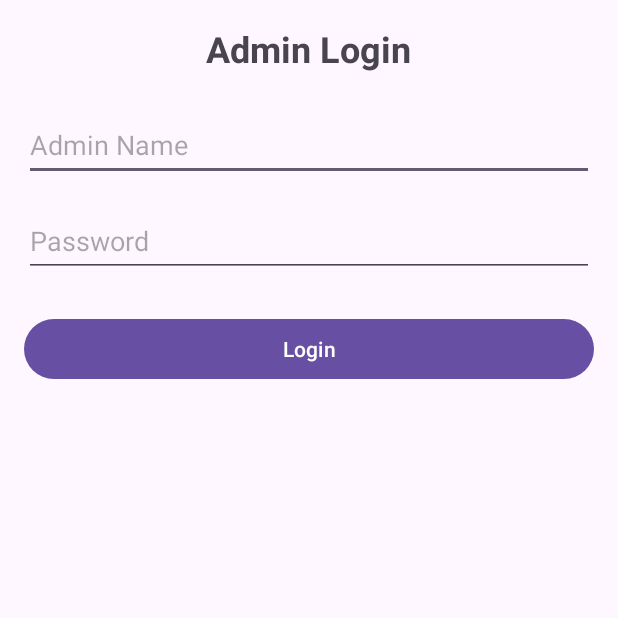
After one commit to MdAAmin/Final_Project_Repository, an Android app: the AdminLogin screen opened directly, with no data from a screen before it, on a phone screen of 412 x 824 dp, the top half of it. The commit adds this screen. Run offline under Robolectric (Android 15) with nearby library versions, the phone set to English and light mode, and no system bars.

Commit message:
5th commit

```diff
--- a/app/src/main/AndroidManifest.xml
+++ b/app/src/main/AndroidManifest.xml
@@ -12,6 +12,9 @@
         android:supportsRtl="true"
         android:theme="@style/Theme.MenuMade"
         tools:targetApi="31">
+        <activity
+            android:name=".AdminLogin"
+            android:exported="false" />
         <activity
             android:name=".AdminHome"
             android:exported="false" />
--- /dev/null
+++ b/app/src/main/java/com/example/menumade/AdminLogin.java
@@ -0,0 +1,38 @@
+package com.example.menumade;
+
+import android.content.Intent;
+import android.os.Bundle;
+import android.widget.Button;
+import android.widget.EditText;
+import android.widget.Toast;
+import androidx.appcompat.app.AppCompatActivity;
+
+public class AdminLogin extends AppCompatActivity {
+
+    private EditText adminNameEditText, passwordEditText;
+
+    @Override
+    protected void onCreate(Bundle savedInstanceState) {
+        super.onCreate(savedInstanceState);
+        setContentView(R.layout.activity_admin_login);
+
+        DatabaseHelper databaseHelper = new DatabaseHelper(this);
+
+        adminNameEditText = findViewById(R.id.ed_admin_name);
+        passwordEditText = findViewById(R.id.ed_password);
+
+        Button loginButton = findViewById(R.id.btn_login);
+        loginButton.setOnClickListener(v -> {
+            String adminName = adminNameEditText.getText().toString();
+            String password = passwordEditText.getText().toString();
+
+            if (databaseHelper.checkAdmin(adminName, password)) {
+                Intent intent = new Intent(AdminLogin.this, AdminAndOldTable.class);
+                startActivity(intent);
+                finish();
+            } else {
+                Toast.makeText(AdminLogin.this, "Invalid Admin Name or Password", Toast.LENGTH_SHORT).show();
+            }
+        });
+    }
+}
--- a/app/src/main/java/com/example/menumade/WelcomePage.java
+++ b/app/src/main/java/com/example/menumade/WelcomePage.java
@@ -41,7 +41,7 @@ public class WelcomePage extends AppCompatActivity {
             @Override
             public void onClick(View v) {
                 customToast.show();
-                Intent intent = new Intent(WelcomePage.this, TableRegistration.class);
+                Intent intent = new Intent(WelcomePage.this, CustomerConnectionActivity.class);
                 startActivity(intent);
             }
         });
--- /dev/null
+++ b/app/src/main/res/layout/activity_admin_login.xml
@@ -0,0 +1,43 @@
+<RelativeLayout xmlns:android="http://schemas.android.com/apk/res/android"
+    android:layout_width="match_parent"
+    android:layout_height="match_parent"
+    android:padding="16dp">
+
+    <TextView
+        android:layout_width="wrap_content"
+        android:layout_height="wrap_content"
+        android:id="@+id/textView"
+        android:text="Admin Login"
+        android:textSize="24sp"
+        android:textStyle="bold"
+        android:layout_centerHorizontal="true"
+        android:layout_marginBottom="24dp" />
+
+    <EditText
+        android:id="@+id/ed_admin_name"
+        android:layout_width="match_parent"
+        android:layout_height="wrap_content"
+        android:layout_below="@id/textView"
+        android:hint="Admin Name"
+        android:inputType="text"
+        android:minHeight="48dp" />
+
+    <EditText
+        android:id="@+id/ed_password"
+        android:layout_width="match_parent"
+        android:layout_height="wrap_content"
+        android:layout_below="@id/ed_admin_name"
+        android:layout_marginTop="16dp"
+        android:hint="Password"
+        android:inputType="textPassword"
+        android:minHeight="48dp" />
+
+    <Button
+        android:id="@+id/btn_login"
+        android:layout_width="match_parent"
+        android:layout_height="wrap_content"
+        android:text="Login"
+        android:layout_below="@id/ed_password"
+        android:layout_marginTop="24dp" />
+
+</RelativeLayout>
```
Also changed, not shown: app/src/main/java/com/example/menumade/AdminAndOldTable.java (+22 -23 lines), app/src/main/java/com/example/menumade/DatabaseHelper.java (+27 -39 lines), app/src/main/res/layout/activity_admin_and_old_table.xml (+30 -10 lines), app/src/main/res/layout/activity_welcome_page.xml (+14 -14 lines).
